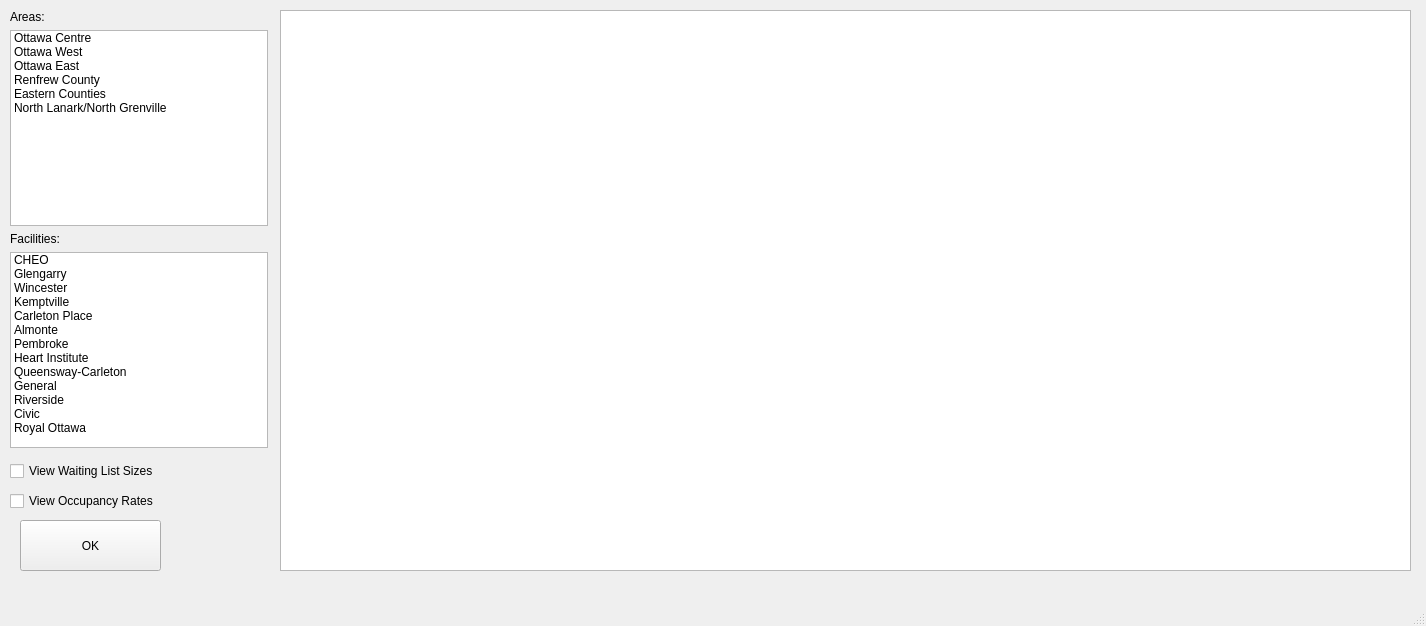
This is map.ui in hummushaman/EOBCproject as Qt 5 draws it before an edit. The edited form follows.
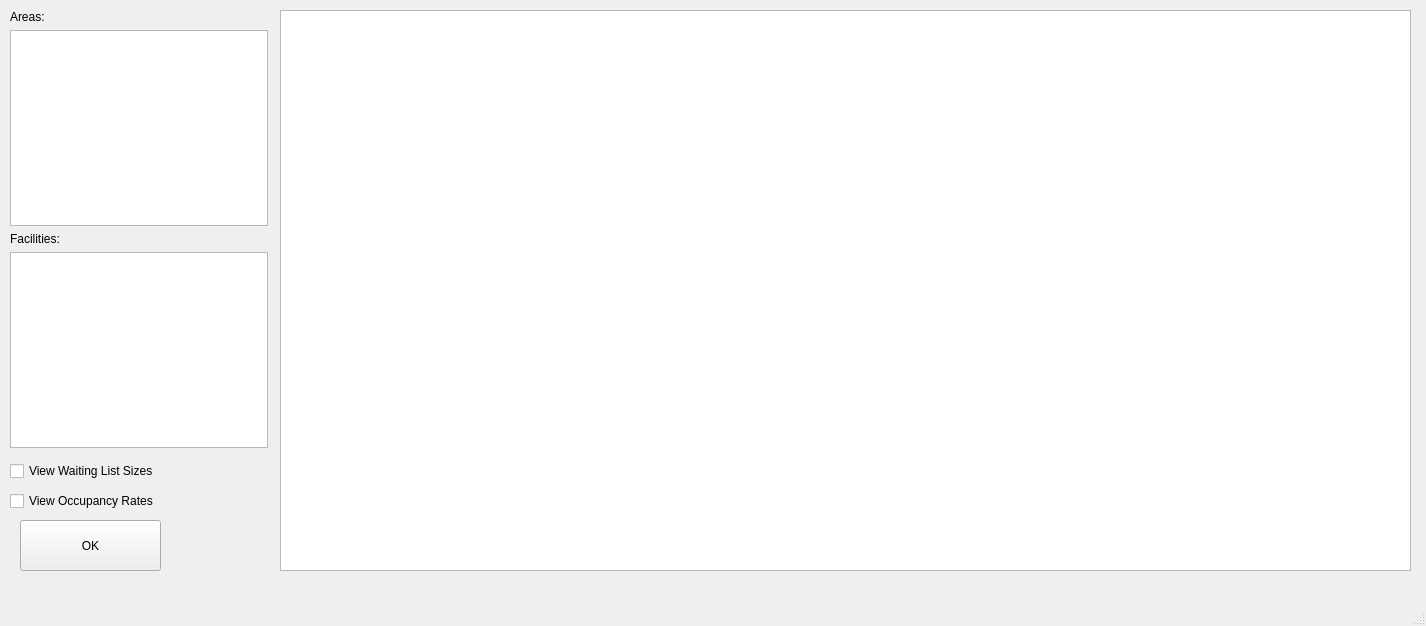
This is the edited form.

What changed in the file:
```diff
--- a/map.ui
+++ b/map.ui
@@ -32,56 +32,7 @@
       </widget>
      </item>
      <item>
-      <widget class="QListWidget" name="listWidget">
-       <item>
-        <property name="text">
-         <string>Ottawa Centre</string>
-        </property>
-        <property name="checkState">
-         <enum>Unchecked</enum>
-        </property>
-       </item>
-       <item>
-        <property name="text">
-         <string>Ottawa West</string>
-        </property>
-        <property name="checkState">
-         <enum>Unchecked</enum>
-        </property>
-       </item>
-       <item>
-        <property name="text">
-         <string>Ottawa East</string>
-        </property>
-        <property name="checkState">
-         <enum>Unchecked</enum>
-        </property>
-       </item>
-       <item>
-        <property name="text">
-         <string>Renfrew County</string>
-        </property>
-        <property name="checkState">
-         <enum>Unchecked</enum>
-        </property>
-       </item>
-       <item>
-        <property name="text">
-         <string>Eastern Counties</string>
-        </property>
-        <property name="checkState">
-         <enum>Unchecked</enum>
-        </property>
-       </item>
-       <item>
-        <property name="text">
-         <string>North Lanark/North Grenville</string>
-        </property>
-        <property name="checkState">
-         <enum>Unchecked</enum>
-        </property>
-       </item>
-      </widget>
+      <widget class="QListWidget" name="listWidget"/>
      </item>
      <item>
       <widget class="QLabel" name="label_2">
@@ -95,110 +46,6 @@
        <property name="selectionMode">
         <enum>QAbstractItemView::MultiSelection</enum>
        </property>
-       <item>
-        <property name="text">
-         <string>CHEO</string>
-        </property>
-        <property name="checkState">
-         <enum>Unchecked</enum>
-        </property>
-       </item>
-       <item>
-        <property name="text">
-         <string>Glengarry</string>
-        </property>
-        <property name="checkState">
-         <enum>Unchecked</enum>
-        </property>
-       </item>
-       <item>
-        <property name="text">
-         <string>Wincester</string>
-        </property>
-        <property name="checkState">
-         <enum>Unchecked</enum>
-        </property>
-       </item>
-       <item>
-        <property name="text">
-         <string>Kemptville</string>
-        </property>
-        <property name="checkState">
-         <enum>Unchecked</enum>
-        </property>
-       </item>
-       <item>
-        <property name="text">
-         <string>Carleton Place</string>
-        </property>
-        <property name="checkState">
-         <enum>Unchecked</enum>
-        </property>
-       </item>
-       <item>
-        <property name="text">
-         <string>Almonte</string>
-        </property>
-        <property name="checkState">
-         <enum>Unchecked</enum>
-        </property>
-       </item>
-       <item>
-        <property name="text">
-         <string>Pembroke</string>
-        </property>
-        <property name="checkState">
-         <enum>Unchecked</enum>
-        </property>
-       </item>
-       <item>
-        <property name="text">
-         <string>Heart Institute</string>
-        </property>
-        <property name="checkState">
-         <enum>Unchecked</enum>
-        </property>
-       </item>
-       <item>
-        <property name="text">
-         <string>Queensway-Carleton</string>
-        </property>
-        <property name="checkState">
-         <enum>Unchecked</enum>
-        </property>
-       </item>
-       <item>
-        <property name="text">
-         <string>General</string>
-        </property>
-        <property name="checkState">
-         <enum>Unchecked</enum>
-        </property>
-       </item>
-       <item>
-        <property name="text">
-         <string>Riverside</string>
-        </property>
-        <property name="checkState">
-         <enum>Unchecked</enum>
-        </property>
-       </item>
-       <item>
-        <property name="text">
-         <string>Civic</string>
-        </property>
-        <property name="checkState">
-         <enum>Unchecked</enum>
-        </property>
-       </item>
-       <item>
-        <property name="text">
-         <string>Royal Ottawa</string>
-        </property>
-        <property name="checkState">
-         <enum>Unchecked</enum>
-        </property>
-       </item>
       </widget>
      </item>
     </layout>
```
